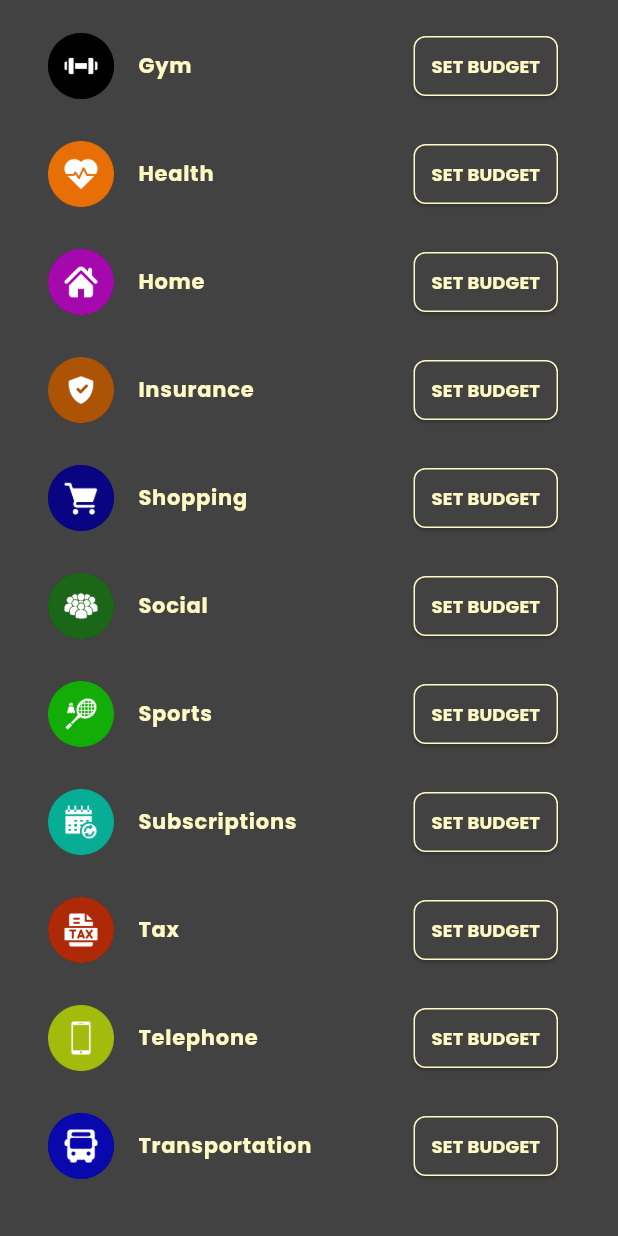
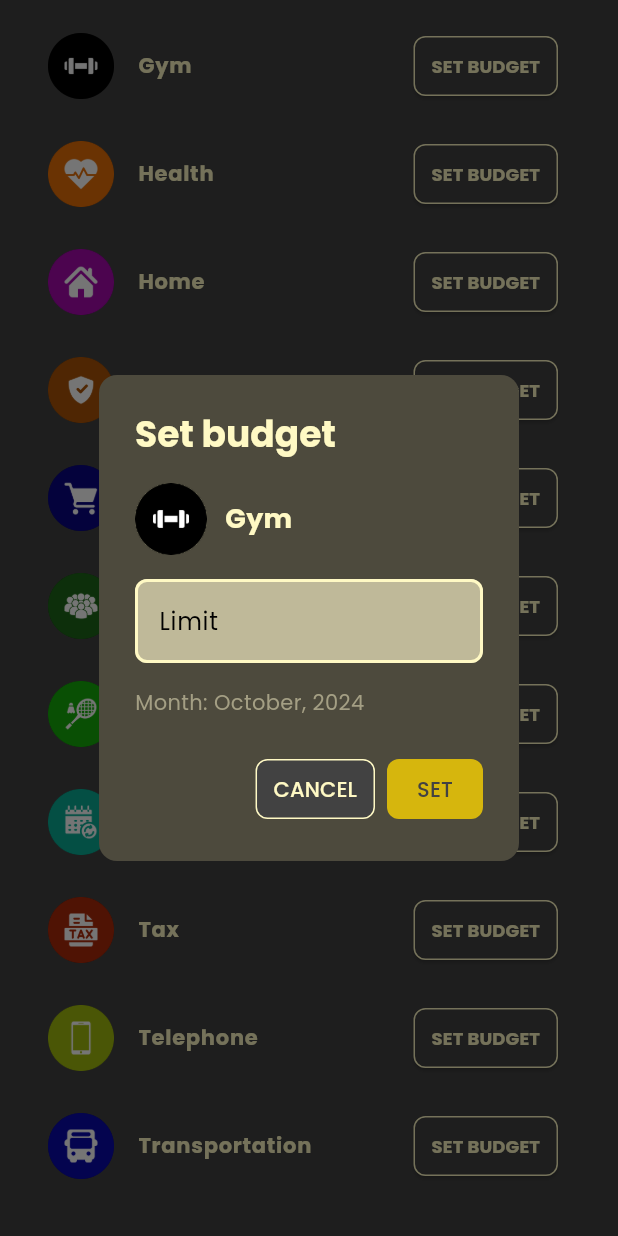
Before and after one commit to leywino/mymoney, a Flutter app: the BudgetsPage screen opened directly, scrolled down 1128 dp, after a tap on "SET BUDGET", on a phone screen of 412 x 824 dp. Run offline on Flutter 3.47's test engine with Material 3 defaults, Android fonts, the phone set to English and light mode, and no system bars; our stand-ins replace bloc, fl_chart, flutter_bloc, fluttertoast, page_transition, sqflite; accounts and stored records are empty.

Commit message:
budgeting prototype done

```diff
--- /dev/null
+++ b/lib/components/show_set_budget_dialogue.dart
@@ -0,0 +1,138 @@
+import 'package:flutter/material.dart';
+import 'package:intl/intl.dart';
+import 'package:mymoney/core/color.dart';
+import 'package:mymoney/core/database_helper.dart';
+import 'package:mymoney/models/budgeting_model.dart';
+
+Future<bool> showSetBudgetDialog(
+    BuildContext context, String categoryName, String iconPath, int categoryId) async {
+  TextEditingController limitController = TextEditingController();
+
+  return await showDialog<bool>(
+        context: context,
+        builder: (BuildContext context) {
+          return StatefulBuilder(
+            builder: (context, setState) {
+              return AlertDialog(
+                backgroundColor: AppColors.customOliveGray,
+                shape: RoundedRectangleBorder(
+                  borderRadius: BorderRadius.circular(12),
+                ),
+                title: const Text(
+                  'Set budget',
+                  style: TextStyle(
+                    color: AppColors.lightYellow,
+                    fontWeight: FontWeight.bold,
+                  ),
+                ),
+                content: Column(
+                  mainAxisSize: MainAxisSize.min,
+                  crossAxisAlignment: CrossAxisAlignment.start,
+                  children: [
+                    Row(
+                      children: [
+                        CircleAvatar(
+                          backgroundColor: AppColors.lightYellow,
+                          radius: 24,
+                          child: Image.asset(iconPath),
+                        ),
+                        const SizedBox(width: 12),
+                        Text(
+                          categoryName,
+                          style: const TextStyle(
+                            color: AppColors.lightYellow,
+                            fontWeight: FontWeight.bold,
+                            fontSize: 18,
+                          ),
+                        ),
+                      ],
+                    ),
+                    const SizedBox(height: 16),
+                    // Limit input
+                    TextField(
+                      controller: limitController,
+                      keyboardType: TextInputType.number,
+                      style: const TextStyle(color: Colors.black),
+                      decoration: InputDecoration(
+                        labelText: 'Limit',
+                        labelStyle: const TextStyle(color: Colors.black),
+                        filled: true,
+                        fillColor: AppColors.lightBeige,
+                        border: OutlineInputBorder(
+                          borderRadius: BorderRadius.circular(8),
+                          borderSide:
+                              const BorderSide(color: AppColors.lightYellow),
+                        ),
+                        enabledBorder: OutlineInputBorder(
+                          borderRadius: BorderRadius.circular(8),
+                          borderSide: const BorderSide(
+                              color: AppColors.lightYellow, width: 2),
+                        ),
+                        focusedBorder: OutlineInputBorder(
+                          borderRadius: BorderRadius.circular(8),
+                          borderSide: const BorderSide(
+                              color: AppColors.lightYellow, width: 3),
+                        ),
+                      ),
+                    ),
+
+                    const SizedBox(height: 16),
+                    // Display month
+                    Text(
+                      'Month: ${DateFormat('MMMM, yyyy').format(DateTime.now())}',
+                      style: const TextStyle(
+                        color: AppColors.secondaryText,
+                        fontSize: 14,
+                      ),
+                    ),
+                  ],
+                ),
+                actions: [
+                  // Cancel Button
+                  TextButton(
+                    onPressed: () => Navigator.pop(context, false),
+                    style: TextButton.styleFrom(
+                      backgroundColor: AppColors.darkGray,
+                      shape: RoundedRectangleBorder(
+                        borderRadius: BorderRadius.circular(8),
+                      ),
+                      side: const BorderSide(color: AppColors.lightYellow),
+                    ),
+                    child: const Text(
+                      'CANCEL',
+                      style: TextStyle(color: AppColors.lightYellow),
+                    ),
+                  ),
+                  // Set Button
+                  TextButton(
+                    onPressed: () {
+                      if (limitController.text.isNotEmpty) {
+                        Budgeting budget = Budgeting(budgetAmount: double.parse(limitController.text),categoryId: categoryId);
+                        DatabaseHelper().insertBudget(budget);
+                        Navigator.pop(context, true);
+                      } else {
+                        ScaffoldMessenger.of(context).showSnackBar(
+                          const SnackBar(
+                              content: Text('Please enter a limit amount.')),
+                        );
+                      }
+                    },
+                    style: TextButton.styleFrom(
+                      backgroundColor: AppColors.gold,
+                      shape: RoundedRectangleBorder(
+                        borderRadius: BorderRadius.circular(8),
+                      ),
+                    ),
+                    child: const Text(
+                      'SET',
+                      style: TextStyle(color: AppColors.darkGray),
+                    ),
+                  ),
+                ],
+              );
+            },
+          );
+        },
+      ) ??
+      false;
+}
--- a/lib/core/database_helper.dart
+++ b/lib/core/database_helper.dart
@@ -72,9 +72,8 @@ class DatabaseHelper {
     await db.execute('''
     CREATE TABLE budgeting (
       id INTEGER PRIMARY KEY AUTOINCREMENT,
-      category TEXT,
-      budgetAmount REAL,
-      spentAmount REAL
+      categoryId INTEGER,
+      budgetAmount REAL
     )
     ''');
 
```
Also changed, not shown: lib/pages/budgets_page.dart (+91 -31 lines).
